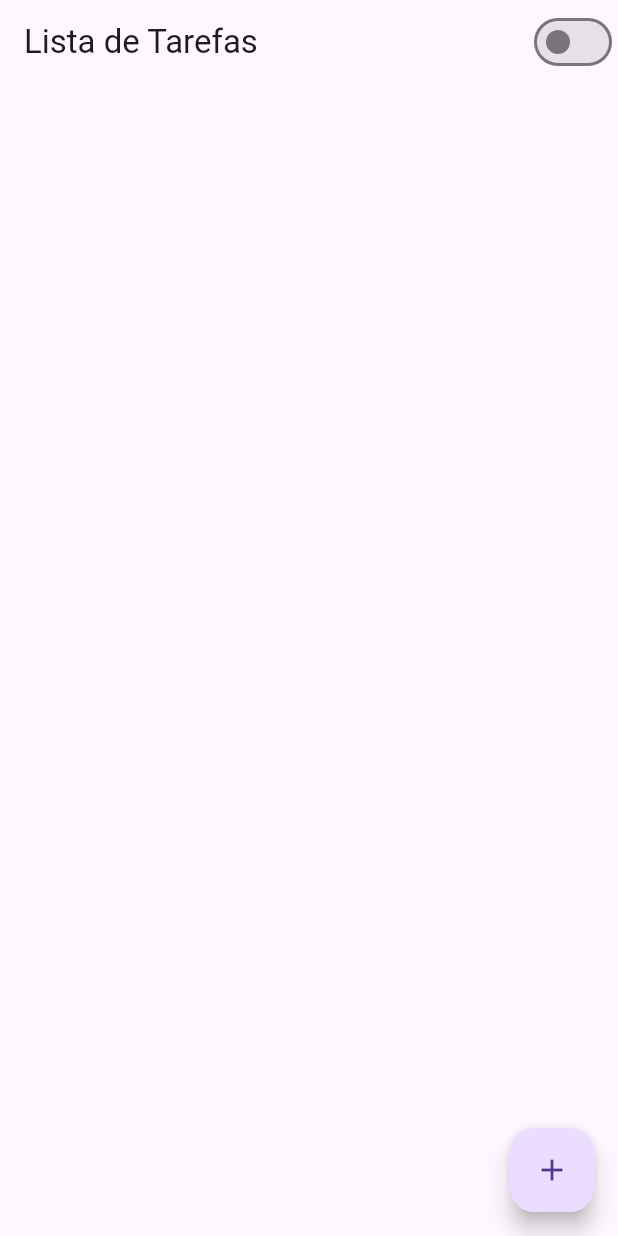
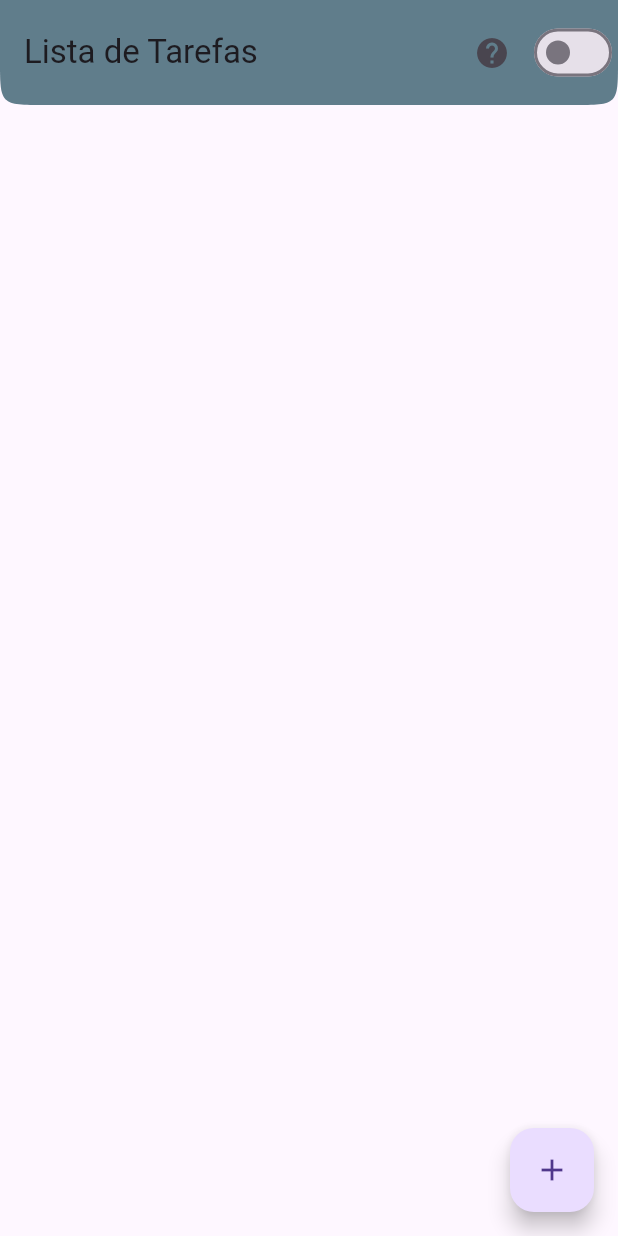
Before and after one commit to jfabiosan/dioproject, a Flutter app: the screen it shows after launch, on a phone screen of 412 x 824 dp. Run offline on Flutter 3.47's test engine with Material 3 defaults, Android fonts, the phone set to English and light mode, and no system bars.

```diff
--- a/lib/main.dart
+++ b/lib/main.dart
@@ -15,6 +15,7 @@ class MyApp extends StatelessWidget {
     return ChangeNotifierProvider(
       create: (context) => ServiceProvider(),
       child: MaterialApp(
+        debugShowCheckedModeBanner: false,
         title: 'Lista de Tarefas',
         theme: ThemeData(
           primarySwatch: Colors.blue,
--- a/lib/page/task_page.dart
+++ b/lib/page/task_page.dart
@@ -1,5 +1,6 @@
 import 'package:flutter/material.dart';
 import 'package:provider/provider.dart';
+import '/dialog/help_dialog.dart';
 import '/dialog/edit_dialog.dart';
 import '/dialog/add_dialog.dart';
 import '/dialog/confirm_del_dialog.dart'; // Importe o arquivo confirm_del_dialog.dart
@@ -13,9 +14,26 @@ class TaskPage extends StatelessWidget {
   Widget build(BuildContext context) {
     return Scaffold(
       appBar: AppBar(
+        toolbarHeight: 70.0,
+        shape: const ContinuousRectangleBorder(
+          borderRadius: BorderRadius.only(
+            bottomLeft: Radius.circular(30),
+            bottomRight: Radius.circular(30),
+          ),
+        ),
+        backgroundColor: Colors.blueGrey,
         title: const Text('Lista de Tarefas'),
-        actions: const [
-          TaskSwitch(),
+        actions: [
+          IconButton(
+            onPressed: () {
+              showDialog(
+                context: context,
+                builder: (context) => const HelpDialog(),
+              );
+            },
+            icon: const Icon(Icons.help),
+          ),
+          const TaskSwitch(),
         ],
       ),
       body: Consumer<ServiceProvider>(
```
Also changed, not shown: lib/dialog/help_dialog.dart (added, +52 -0 lines).
